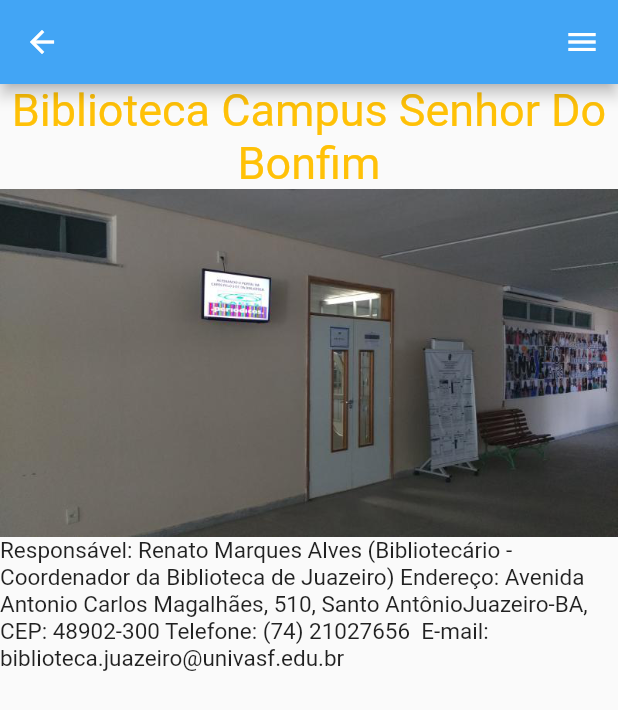
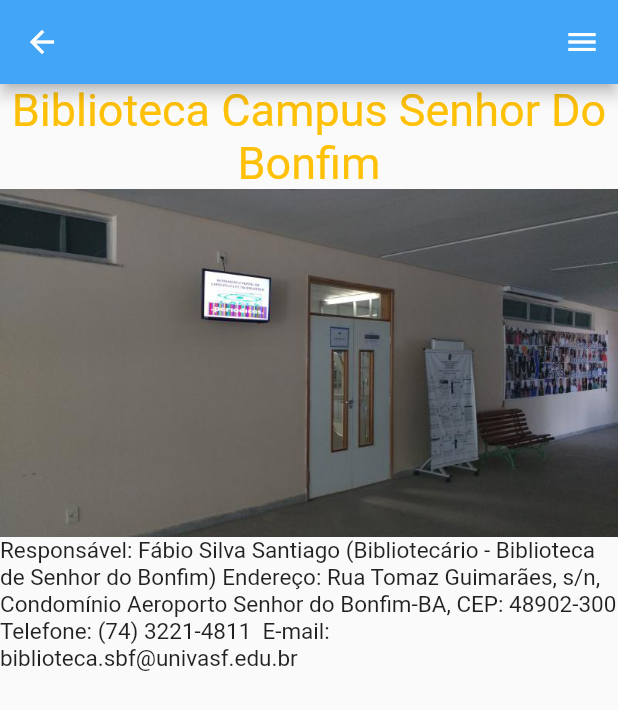
Before and after one commit to aureliodeboa/AplicativoSIBI, a Flutter app: the telasenhordobonfim screen opened directly, on a phone screen of 412 x 824 dp. Shown: the top 710 px of the screen. Run offline on Flutter 3.47's test engine with Material 2 defaults, Android fonts, the phone set to English and light mode, and no system bars; our stand-ins replace youtube_player_flutter; network calls fail.

Commit message:
implementar-tela-bonfim

```diff
--- a/lib/telasenhordobonfim.dart
+++ b/lib/telasenhordobonfim.dart
@@ -26,10 +26,10 @@ class _telasenhordobonfimState extends State<telasenhordobonfim> {
             child: Image.asset('imagem/campussenhordobonfim.png'),
           ),
           Text(
-              'Responsável: Renato Marques Alves (Bibliotecário - Coordenador da Biblioteca de Juazeiro)'
-              ' Endereço: Avenida Antonio Carlos Magalhães, 510, Santo AntônioJuazeiro-BA, '
-              'CEP: 48902-300 Telefone: (74) 21027656 '
-              ' E-mail: biblioteca.juazeiro@univasf.edu.br',
+              'Responsável: Fábio Silva Santiago (Bibliotecário - Biblioteca de Senhor do Bonfim)'
+              ' Endereço: Rua Tomaz Guimarães, s/n, Condomínio Aeroporto Senhor do Bonfim-BA, '
+              'CEP: 48902-300 Telefone: (74) 3221-4811 '
+              ' E-mail: biblioteca.sbf@univasf.edu.br',
               style: TextStyle(fontSize: 15)),
         ],
       ),
```
